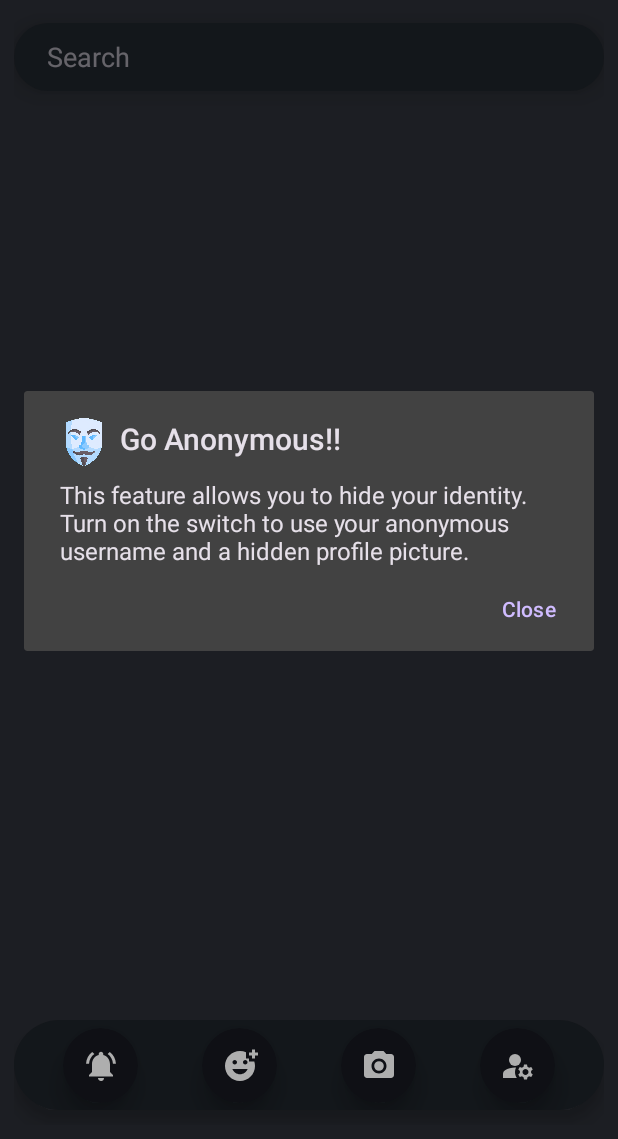
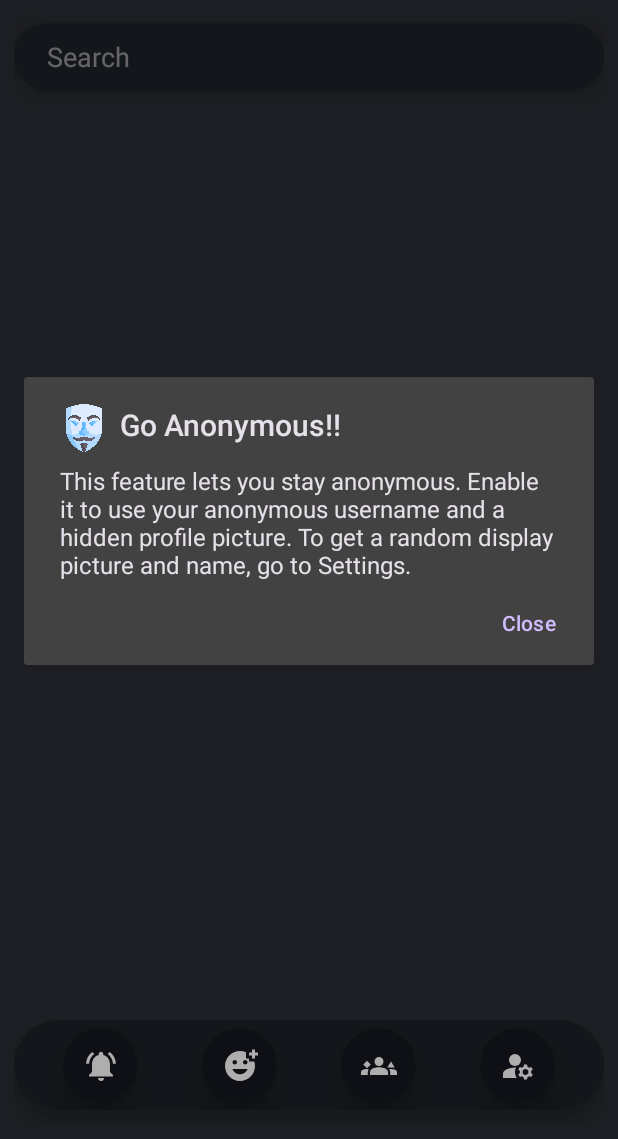
Before and after one commit to rutujama/SilentWhisper, an Android app: the FriendsPage screen opened directly, with no data from a screen before it, after a tap on an icon or button, on a phone screen of 412 x 824 dp, the part 97-1236 px from its top. Run offline under Robolectric (Android 15) with nearby library versions, the phone set to English and light mode, and no system bars; our stand-ins replace Firebase (no records; nobody signed in at launch, a user with empty details on screens opened directly); libraries missing offline, so code that uses them is left out: com.xwray.groupie; pictures from the network do not load; Roboto replaces fonts that are not available here; 2 statements that could not run were skipped.

Commit message:
ui improved

```diff
--- a/app/src/main/java/com/example/silentwhisper/FriendsPage.kt
+++ b/app/src/main/java/com/example/silentwhisper/FriendsPage.kt
@@ -88,7 +88,7 @@ class FriendsPage : AppCompatActivity() {
             val dialog = AlertDialog.Builder(this@FriendsPage)
                 .setIcon(getDrawable(R.drawable.anonymous))
                 .setTitle("Go Anonymous!!")
-                .setMessage("This feature allows you to hide your identity. Turn on the switch to use your anonymous username and a hidden profile picture.")
+                .setMessage("This feature lets you stay anonymous. Enable it to use your anonymous username and a hidden profile picture. To get a random display picture and name, go to Settings.")
                 .setCancelable(true)
                 .setNegativeButton("Close") { dialogInterface, _ ->
                     dialogInterface.dismiss()
--- /dev/null
+++ b/app/src/main/res/drawable/group_symbol.xml
@@ -0,0 +1,10 @@
+<vector android:height="24dp" android:tint="#FFFFFF"
+    android:viewportHeight="24" android:viewportWidth="24"
+    android:width="24dp" xmlns:android="http://schemas.android.com/apk/res/android">
+    <path android:fillColor="@android:color/white" android:pathData="M16.24,13.65c-1.17,-0.52 -2.61,-0.9 -4.24,-0.9c-1.63,0 -3.07,0.39 -4.24,0.9C6.68,14.13 6,15.21 6,16.39V18h12v-1.61C18,15.21 17.32,14.13 16.24,13.65z"/>
+    <path android:fillColor="@android:color/white" android:pathData="M1.22,14.58C0.48,14.9 0,15.62 0,16.43V18l4.5,0v-1.61c0,-0.83 0.23,-1.61 0.63,-2.29C4.76,14.04 4.39,14 4,14C3.01,14 2.07,14.21 1.22,14.58z"/>
+    <path android:fillColor="@android:color/white" android:pathData="M22.78,14.58C21.93,14.21 20.99,14 20,14c-0.39,0 -0.76,0.04 -1.13,0.1c0.4,0.68 0.63,1.46 0.63,2.29V18l4.5,0v-1.57C24,15.62 23.52,14.9 22.78,14.58z"/>
+    <path android:fillColor="@android:color/white" android:pathData="M12,12c1.66,0 3,-1.34 3,-3c0,-1.66 -1.34,-3 -3,-3S9,7.34 9,9C9,10.66 10.34,12 12,12z"/>
+    <path android:fillColor="@android:color/white" android:pathData="M1.497,11l2.503,-2.503l2.503,2.503l-2.503,2.503z"/>
+    <path android:fillColor="@android:color/white" android:pathData="M20,9l-2.5,4l5,0z"/>
+</vector>
--- a/app/src/main/res/layout/activity_friends_page.xml
+++ b/app/src/main/res/layout/activity_friends_page.xml
@@ -157,7 +157,7 @@
             android:layout_height="50dp"
             android:layout_marginStart="10dp"
             android:layout_marginEnd="10dp"
-            android:src="@drawable/camera"
+            android:src="@drawable/group_symbol"
             android:background="@drawable/dp_circle"
             android:clipToOutline="true"
             android:backgroundTint="@color/darkergrey"
--- a/app/src/main/res/layout/activity_update_info.xml
+++ b/app/src/main/res/layout/activity_update_info.xml
@@ -98,20 +98,19 @@
         android:layout_width="match_parent"
         android:layout_height="48dp"
         android:layout_marginBottom="30dp">
-    <TextView
+    <EditText
         android:id="@+id/anonymousnamebtn"
         android:layout_width="match_parent"
         android:layout_height="48dp"
         android:backgroundTint="@color/white"
         android:background="@drawable/roundeddialog"
-        android:clickable="false"
         android:text="Admin"
         android:textColor="@color/black"
         android:gravity="center_vertical"
         android:textSize="19sp"
         android:padding="10dp">
 
-    </TextView>
+    </EditText>
 
         <androidx.appcompat.widget.AppCompatImageButton
             android:id="@+id/anonymousnamereloadbtn"
```
Also changed, not shown: app/src/main/res/layout/activity_chat_page.xml (+16 -5 lines), app/src/main/res/drawable/arrowright.png (added).
